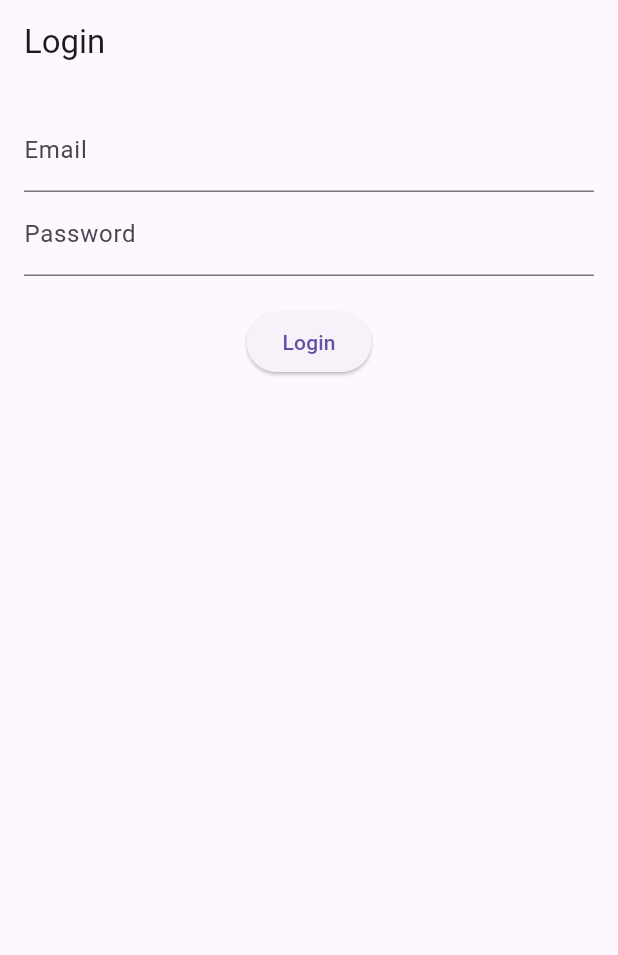
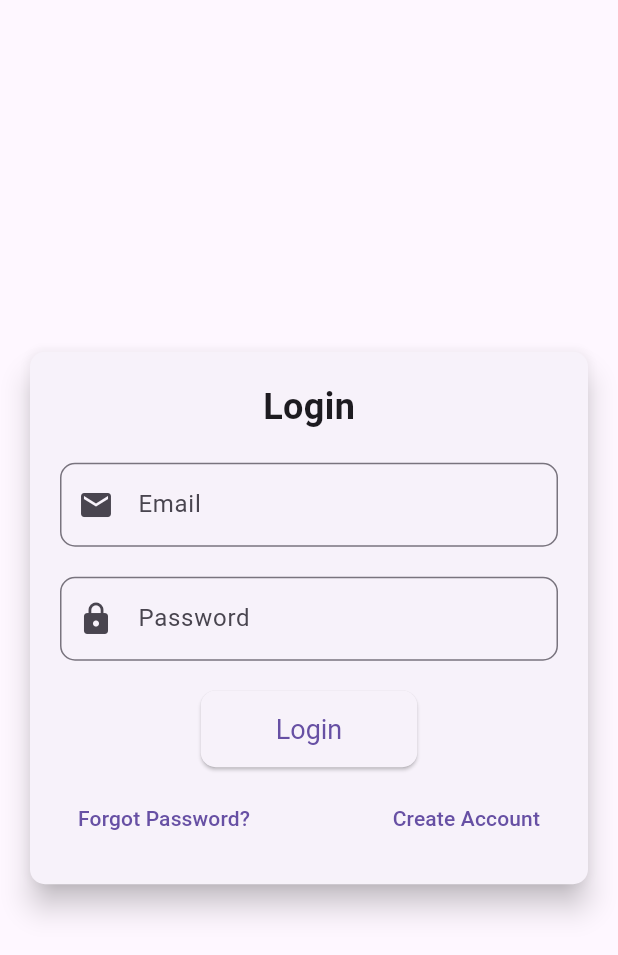
Before and after one commit to Aman-Shaikh/QuadB_Mobile, a Flutter app: the LoginScreen screen opened directly, on a phone screen of 412 x 824 dp. Shown: the top 955 px of the screen. Run offline on Flutter 3.47's test engine with Material 3 defaults, Android fonts, the light colour scheme and no system bars; our stand-ins replace image_picker; network calls fail.

Commit message:
Screens Setup Feed Leaderboard and profile

```diff
--- /dev/null
+++ b/lib/src/screens/Authentication/login_screen.dart
@@ -0,0 +1,126 @@
+import 'package:flutter/material.dart';
+import 'package:provider/provider.dart';
+import 'package:quad_b/src/screens/Authentication/signup_screen.dart';
+import '../../services/auth_service.dart';
+
+class LoginScreen extends StatefulWidget {
+  @override
+  _LoginScreenState createState() => _LoginScreenState();
+}
+
+class _LoginScreenState extends State<LoginScreen> {
+  final TextEditingController _emailController = TextEditingController();
+  final TextEditingController _passwordController = TextEditingController();
+
+  @override
+  Widget build(BuildContext context) {
+    final authService = Provider.of<AuthService>(context);
+
+    return Scaffold(
+      body: Container(
+        decoration: BoxDecoration(
+          // gradient: LinearGradient(
+          //   colors: [Colors.blueAccent, Colors.lightBlueAccent],
+          //   begin: Alignment.topLeft,
+          //   end: Alignment.bottomRight,
+          // ),
+        ),
+        child: Center(
+          child: SingleChildScrollView(
+            child: Padding(
+              padding: const EdgeInsets.all(16.0),
+              child: Card(
+                elevation: 8.0,
+                shape: RoundedRectangleBorder(
+                  borderRadius: BorderRadius.circular(10),
+                ),
+                child: Padding(
+                  padding: const EdgeInsets.all(20.0),
+                  child: Column(
+                    mainAxisSize: MainAxisSize.min,
+                    children: <Widget>[
+                      Text(
+                        'Login',
+                        style: TextStyle(
+                          fontSize: 24,
+                          fontWeight: FontWeight.bold,
+                        ),
+                      ),
+                      SizedBox(height: 20),
+                      TextField(
+                        controller: _emailController,
+                        decoration: InputDecoration(
+                          labelText: 'Email',
+                          prefixIcon: Icon(Icons.email),
+                          border: OutlineInputBorder(
+                            borderRadius: BorderRadius.circular(10),
+                          ),
+                        ),
+                      ),
+                      SizedBox(height: 20),
+                      TextField(
+                        controller: _passwordController,
+                        decoration: InputDecoration(
+                          labelText: 'Password',
+                          prefixIcon: Icon(Icons.lock),
+                          border: OutlineInputBorder(
+                            borderRadius: BorderRadius.circular(10),
+                          ),
+                        ),
+                        obscureText: true,
+                      ),
+                      SizedBox(height: 20),
+                      ElevatedButton(
+                        onPressed: () async {
+                          await authService.login(
+                            _emailController.text,
+                            _passwordController.text,
+                          );
+                        },
+                        child: Text('Login'),
+                        style: ElevatedButton.styleFrom(
+                          padding: EdgeInsets.symmetric(
+                            horizontal: 50,
+                            vertical: 15,
+                          ),
+                          shape: RoundedRectangleBorder(
+                            borderRadius: BorderRadius.circular(10),
+                          ),
+                          textStyle: TextStyle(fontSize: 18),
+                        ),
+                      ),
+                      SizedBox(height: 10),
+                      Row(
+                        mainAxisAlignment: MainAxisAlignment.spaceBetween,
+                        children: [
+                          TextButton(
+                            onPressed: () {
+                              // Implement Forgot Password functionality
+                            },
+                            child: Text('Forgot Password?'),
+                          ),
+                          TextButton(
+                            onPressed: () {
+                              // Navigate to Sign Up screen
+                              Navigator.push(
+                                context,
+                                MaterialPageRoute(
+                                  builder: (context) => SignUpScreen(),
+                                ),
+                              );
+                            },
+                            child: Text('Create Account'),
+                          ),
+                        ],
+                      ),
+                    ],
+                  ),
+                ),
+              ),
+            ),
+          ),
+        ),
+      ),
+    );
+  }
+}
--- a/lib/src/screens/login_screen.dart
+++ /dev/null
@@ -1,48 +0,0 @@
-import 'package:flutter/material.dart';
-import 'package:provider/provider.dart';
-import '../services/auth_service.dart';
-
-class LoginScreen extends StatefulWidget {
-  @override
-  _LoginScreenState createState() => _LoginScreenState();
-}
-
-class _LoginScreenState extends State<LoginScreen> {
-  final TextEditingController _emailController = TextEditingController();
-  final TextEditingController _passwordController = TextEditingController();
-
-  @override
-  Widget build(BuildContext context) {
-    final authService = Provider.of<AuthService>(context);
-
-    return Scaffold(
-      appBar: AppBar(title: Text('Login')),
-      body: Padding(
-        padding: const EdgeInsets.all(16.0),
-        child: Column(
-          children: <Widget>[
-            TextField(
-              controller: _emailController,
-              decoration: InputDecoration(labelText: 'Email'),
-            ),
-            TextField(
-              controller: _passwordController,
-              decoration: InputDecoration(labelText: 'Password'),
-              obscureText: true,
-            ),
-            SizedBox(height: 20),
-            ElevatedButton(
-              onPressed: () async {
-                await authService.login(
-                  _emailController.text,
-                  _passwordController.text,
-                );
-              },
-              child: Text('Login'),
-            ),
-          ],
-        ),
-      ),
-    );
-  }
-}
--- a/pubspec.yaml
+++ b/pubspec.yaml
@@ -22,6 +22,8 @@ dev_dependencies:
   flutter_lints: ^3.0.0
   http: ^1.2.1
   provider: ^6.1.2
+  image_picker: ^1.1.1
+  mime: ^1.0.5
 
 flutter:
   uses-material-design: true
```
Also changed, not shown: lib/main.dart (+6 -3 lines), lib/src/models/post_model.dart (added, +12 -0 lines), lib/src/screens/Authentication/signup_screen.dart (added, +214 -0 lines), lib/src/screens/Feeds/feed_view.dart (added, +32 -0 lines), lib/src/screens/Feeds/post_widget.dart (added, +56 -0 lines), lib/src/screens/Leaderboard/leaderboard_view.dart (added, +11 -0 lines), lib/src/screens/home_screen.dart (+47 -13 lines), lib/src/screens/profile/profile_view.dart (added, +11 -0 lines), lib/src/services/auth_service.dart (+60 -1 lines), lib/src/services/feed_controller.dart (added, +36 -0 lines), pubspec.lock, 5 other files.
